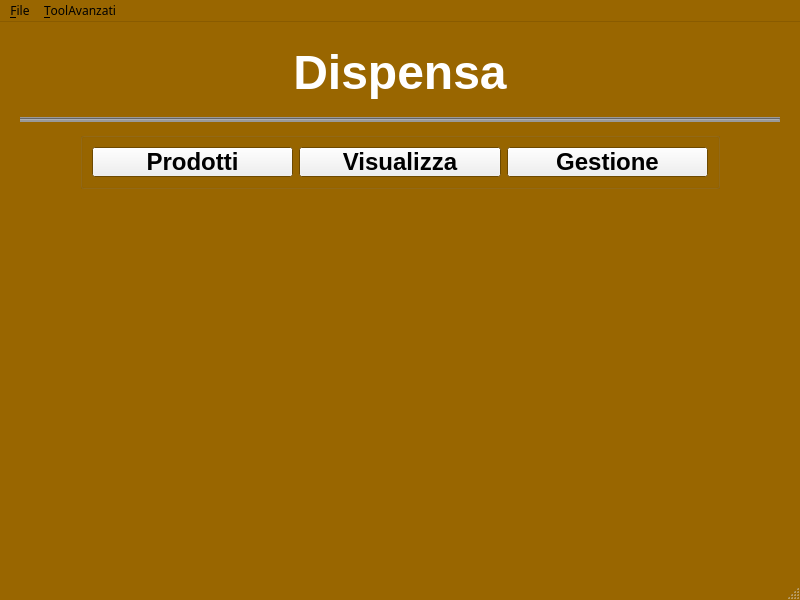
First picture: the form in Source/mainwindow.ui, repository LoboBlanco761/Dispensa, before the edit.
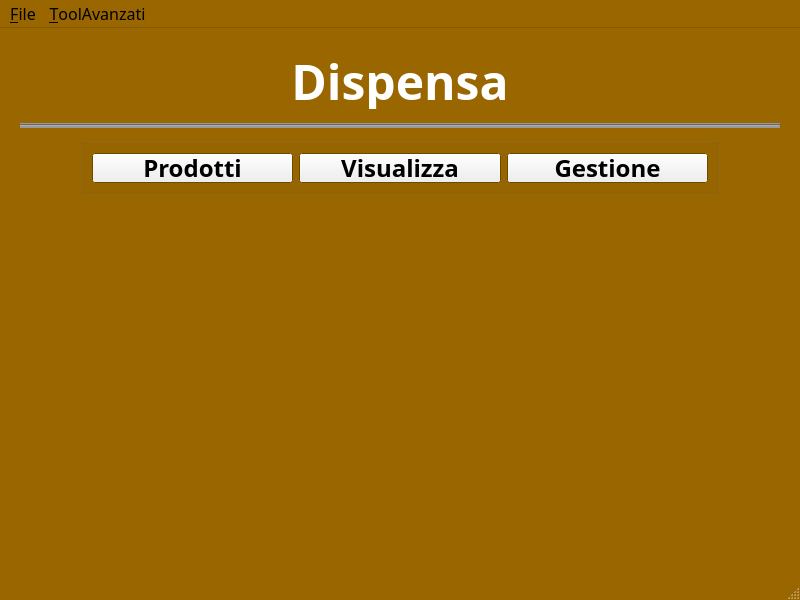
Second picture: the form after the edit.

Diff of the .ui file:
```diff
--- a/Source/mainwindow.ui
+++ b/Source/mainwindow.ui
@@ -58,9 +58,8 @@
   </property>
   <property name="font">
    <font>
-    <family>Lucida Grande</family>
+    <family>Noto Sans</family>
     <pointsize>18</pointsize>
-    <bold>false</bold>
    </font>
   </property>
   <property name="windowTitle">
@@ -142,7 +141,7 @@
     </property>
     <property name="font">
      <font>
-      <family>Lucida Grande</family>
+      <family>Noto Sans</family>
       <pointsize>36</pointsize>
       <bold>true</bold>
      </font>
@@ -187,7 +186,7 @@
       <widget class="QPushButton" name="pushButton">
        <property name="font">
         <font>
-         <family>Lucida Grande</family>
+         <family>Noto Sans</family>
          <pointsize>18</pointsize>
          <bold>true</bold>
         </font>
@@ -201,7 +200,7 @@
       <widget class="QPushButton" name="pushButton_2">
        <property name="font">
         <font>
-         <family>Lucida Grande</family>
+         <family>Noto Sans</family>
          <pointsize>18</pointsize>
          <bold>true</bold>
         </font>
@@ -215,7 +214,7 @@
       <widget class="QPushButton" name="pushButton_3">
        <property name="font">
         <font>
-         <family>Lucida Grande</family>
+         <family>Noto Sans</family>
          <pointsize>18</pointsize>
          <bold>true</bold>
         </font>
@@ -250,13 +249,13 @@
      <x>0</x>
      <y>0</y>
      <width>800</width>
-     <height>22</height>
+     <height>27</height>
     </rect>
    </property>
    <property name="font">
     <font>
-     <family>Sans Serif</family>
-     <pointsize>9</pointsize>
+     <family>Noto Sans</family>
+     <pointsize>12</pointsize>
      <italic>false</italic>
      <bold>false</bold>
     </font>
```
